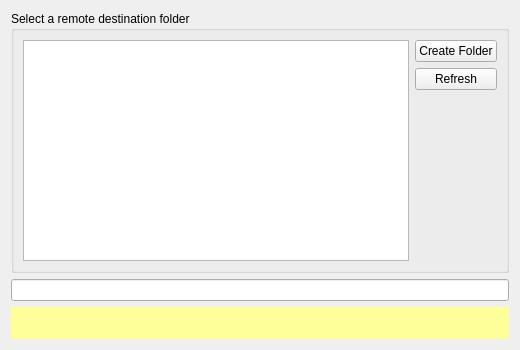
Above: src/gui/folderwizard/folderwizardtargetpage.ui from GrossLukas/client before the change. Below: the same form after it.
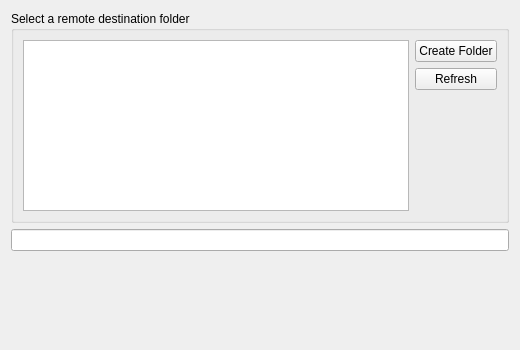
That is the form after the change. Icons and pictures are not drawn.

Commit message:
Fix badly styled warning/error messages
Some error messages were styled in a way that is not compatible with
dark mode. These have now been replaced by unstyled labels, but the
warning icon is shown to the left of the message.

Fixes: #11412

```diff
--- a/src/gui/folderwizard/folderwizardtargetpage.ui
+++ b/src/gui/folderwizard/folderwizardtargetpage.ui
@@ -82,66 +82,9 @@
     <widget class="QFrame" name="warnFrame">
      <property name="palette">
       <palette>
-       <active>
-        <colorrole role="Base">
-         <brush brushstyle="SolidPattern">
-          <color alpha="255">
-           <red>255</red>
-           <green>255</green>
-           <blue>255</blue>
-          </color>
-         </brush>
-        </colorrole>
-        <colorrole role="Window">
-         <brush brushstyle="SolidPattern">
-          <color alpha="255">
-           <red>255</red>
-           <green>255</green>
-           <blue>153</blue>
-          </color>
-         </brush>
-        </colorrole>
-       </active>
-       <inactive>
-        <colorrole role="Base">
-         <brush brushstyle="SolidPattern">
-          <color alpha="255">
-           <red>255</red>
-           <green>255</green>
-           <blue>255</blue>
-          </color>
-         </brush>
-        </colorrole>
-        <colorrole role="Window">
-         <brush brushstyle="SolidPattern">
-          <color alpha="255">
-           <red>255</red>
-           <green>255</green>
-           <blue>153</blue>
-          </color>
-         </brush>
-        </colorrole>
-       </inactive>
-       <disabled>
-        <colorrole role="Base">
-         <brush brushstyle="SolidPattern">
-          <color alpha="255">
-           <red>255</red>
-           <green>255</green>
-           <blue>153</blue>
-          </color>
-         </brush>
-        </colorrole>
-        <colorrole role="Window">
-         <brush brushstyle="SolidPattern">
-          <color alpha="255">
-           <red>255</red>
-           <green>255</green>
-           <blue>153</blue>
-          </color>
-         </brush>
-        </colorrole>
-       </disabled>
+       <active/>
+       <inactive/>
+       <disabled/>
       </palette>
      </property>
      <property name="autoFillBackground">
@@ -155,9 +98,29 @@
      </property>
      <layout class="QHBoxLayout" name="horizontalLayout_2">
       <item>
-       <widget class="QLabel" name="warnLabel">
+       <layout class="QHBoxLayout" name="horizontalLayout_3">
+        <item>
+         <widget class="QLabel" name="warningIcon">
+          <property name="sizePolicy">
+           <sizepolicy hsizetype="Fixed" vsizetype="Fixed">
+            <horstretch>0</horstretch>
+            <verstretch>0</verstretch>
+           </sizepolicy>
+          </property>
+          <property name="minimumSize">
+           <size>
+            <width>64</width>
+            <height>64</height>
+           </size>
+          </property>
+          <property name="maximumSize">
+           <size>
+            <width>64</width>
+            <height>64</height>
+           </size>
+          </property>
         <property name="autoFillBackground">
-         <bool>true</bool>
+           <bool>false</bool>
         </property>
         <property name="frameShape">
          <enum>QFrame::NoFrame</enum>
@@ -166,17 +129,35 @@
          <enum>QFrame::Plain</enum>
         </property>
         <property name="textFormat">
-         <enum>Qt::RichText</enum>
+           <enum>Qt::AutoText</enum>
+          </property>
+          <property name="pixmap">
+           <pixmap resource="../../resources/client.qrc">:/client/resources/light/warning.svg</pixmap>
+          </property>
+          <property name="scaledContents">
+           <bool>true</bool>
         </property>
         <property name="wordWrap">
-         <bool>true</bool>
+           <bool>false</bool>
         </property>
         <property name="margin">
-         <number>3</number>
+           <number>0</number>
         </property>
        </widget>
       </item>
-     </layout>
+        <item>
+         <widget class="QLabel" name="warningLabel">
+          <property name="text">
+           <string/>
+          </property>
+          <property name="textFormat">
+           <enum>Qt::RichText</enum>
+          </property>
+         </widget>
+        </item>
+       </layout>
+      </item>
+     </layout>
     </widget>
    </item>
   </layout>
```
Left out of the diff: 6 changed lines with no effect on the pictures. Lines whose indentation alone changed are shown as unchanged. The commit also changes 5 other files.
